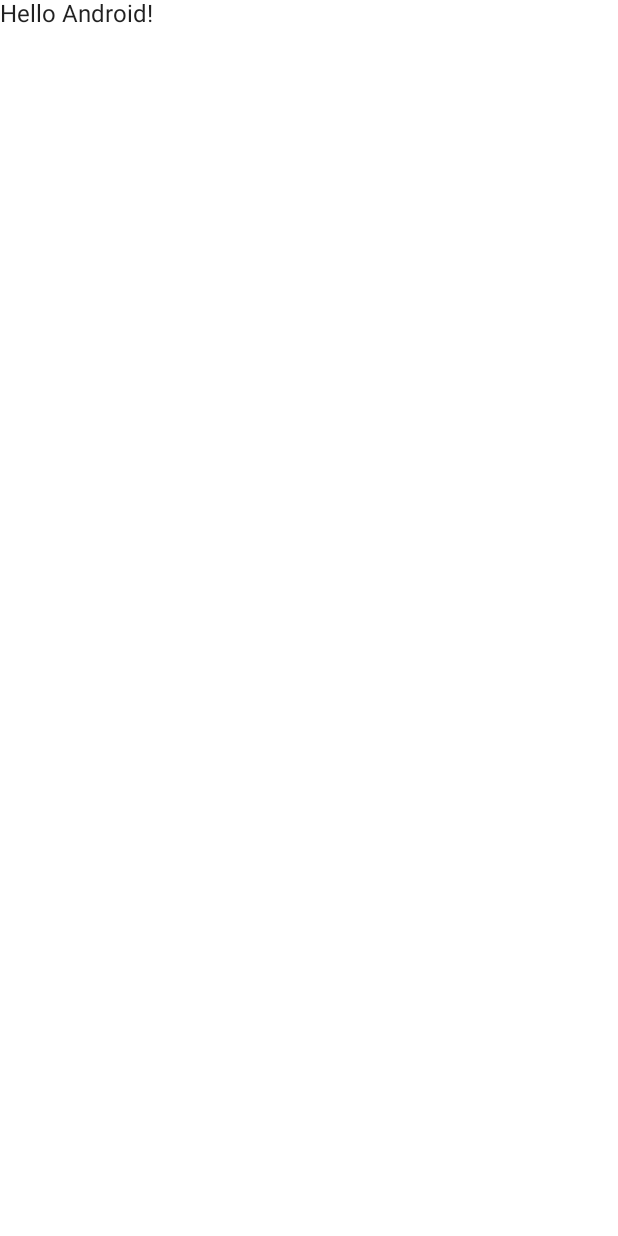
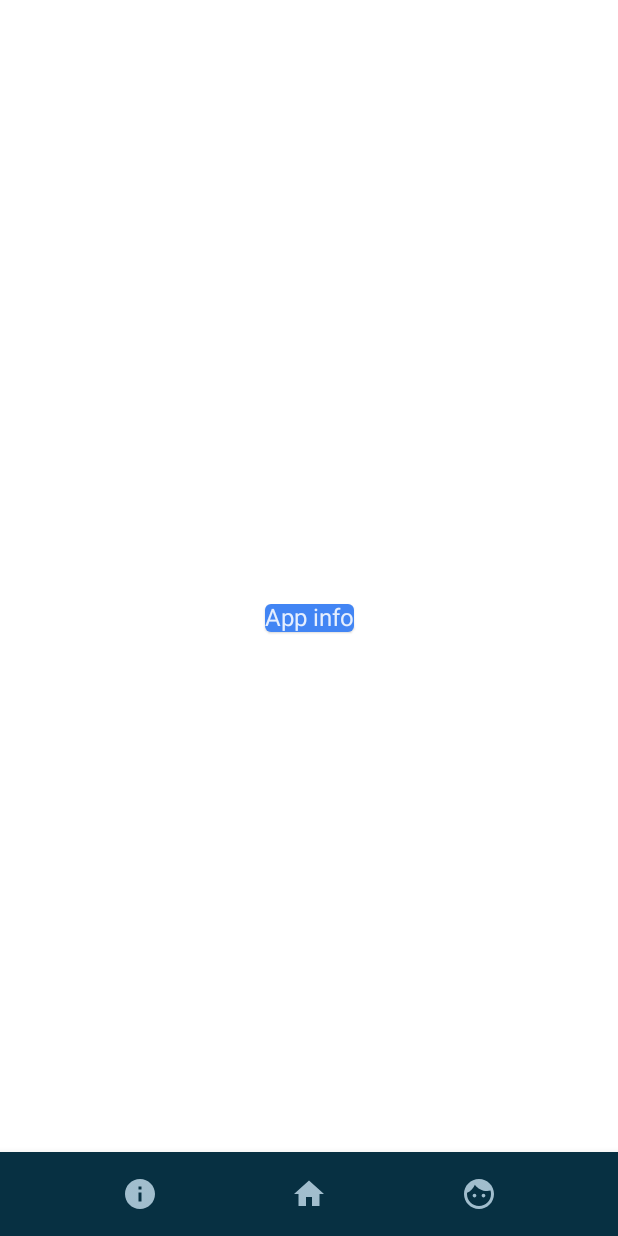
Before and after one commit to Ko4eBHuK/iot-laboratory-app, an Android app built with Jetpack Compose: the screen it shows after launch (MainActivity), on a phone screen of 412 x 824 dp. Before the commit the screen is almost empty. Run offline under Robolectric (Android 15) with nearby library versions, the phone set to English and light mode, and no system bars.

Commit message:
Just backup developing phase

```diff
--- a/app/build.gradle
+++ b/app/build.gradle
@@ -46,6 +46,9 @@ android {
 }
 
 dependencies {
+    def nav_version = "2.4.2"
+
+    implementation("androidx.navigation:navigation-compose:$nav_version")
 
     implementation 'androidx.core:core-ktx:1.7.0'
     implementation "androidx.compose.ui:ui:$compose_version"
--- a/app/src/main/java/okladnikov/bool/iot_laboratory_app/MainActivity.kt
+++ b/app/src/main/java/okladnikov/bool/iot_laboratory_app/MainActivity.kt
@@ -3,13 +3,13 @@ package okladnikov.bool.iot_laboratory_app
 import android.os.Bundle
 import androidx.activity.ComponentActivity
 import androidx.activity.compose.setContent
-import androidx.compose.foundation.layout.fillMaxSize
+import androidx.compose.foundation.layout.*
 import androidx.compose.material.MaterialTheme
 import androidx.compose.material.Surface
-import androidx.compose.material.Text
 import androidx.compose.runtime.Composable
 import androidx.compose.ui.Modifier
 import androidx.compose.ui.tooling.preview.Preview
+import okladnikov.bool.iot_laboratory_app.screens.StartScreen
 import okladnikov.bool.iot_laboratory_app.ui.theme.IotlaboratoryappTheme
 
 class MainActivity : ComponentActivity() {
@@ -17,27 +17,19 @@ class MainActivity : ComponentActivity() {
         super.onCreate(savedInstanceState)
         setContent {
             IotlaboratoryappTheme {
-                // A surface container using the 'background' color from the theme
-                Surface(
-                    modifier = Modifier.fillMaxSize(),
-                    color = MaterialTheme.colors.background
-                ) {
-                    Greeting("Android")
-                }
+                IotControlApp()
             }
         }
     }
 }
 
+@Preview
 @Composable
-fun Greeting(name: String) {
-    Text(text = "Hello $name!")
-}
-
-@Preview(showBackground = true)
-@Composable
-fun DefaultPreview() {
-    IotlaboratoryappTheme {
-        Greeting("Android")
+fun IotControlApp() {
+    Surface(
+        modifier = Modifier.fillMaxSize(),
+        color = MaterialTheme.colors.background
+    ) {
+        StartScreen()
     }
 }
--- /dev/null
+++ b/app/src/main/java/okladnikov/bool/iot_laboratory_app/screens/StartScreen.kt
@@ -0,0 +1,31 @@
+package okladnikov.bool.iot_laboratory_app.screens
+
+import androidx.compose.foundation.layout.*
+import androidx.compose.material.*
+import androidx.compose.runtime.Composable
+import androidx.compose.ui.Alignment
+import androidx.compose.ui.Modifier
+import androidx.compose.ui.tooling.preview.Preview
+import okladnikov.bool.iot_laboratory_app.ui.elements.DefaultBottomAppBar
+
+@Preview
+@Composable
+fun StartScreen() {
+    Scaffold(
+        bottomBar = {
+            DefaultBottomAppBar()
+        }
+    ) {
+        Column(
+            verticalArrangement = Arrangement.SpaceEvenly,
+            horizontalAlignment = Alignment.CenterHorizontally,
+            modifier = Modifier.fillMaxSize()
+        ) {
+
+
+            Card() {
+                Text(text = "App info")
+            }
+        }
+    }
+}
--- /dev/null
+++ b/app/src/main/java/okladnikov/bool/iot_laboratory_app/ui/elements/DefaultBottomAppBar.kt
@@ -0,0 +1,45 @@
+package okladnikov.bool.iot_laboratory_app.ui.elements
+
+import androidx.compose.foundation.layout.Arrangement
+import androidx.compose.foundation.layout.Row
+import androidx.compose.foundation.layout.fillMaxWidth
+import androidx.compose.material.BottomAppBar
+import androidx.compose.material.Icon
+import androidx.compose.material.IconButton
+import androidx.compose.material.icons.Icons
+import androidx.compose.material.icons.filled.Face
+import androidx.compose.material.icons.filled.Home
+import androidx.compose.material.icons.filled.Info
+import androidx.compose.runtime.Composable
+import androidx.compose.ui.Modifier
+
+@Composable
+fun DefaultBottomAppBar() {
+    BottomAppBar() {
+        Row(
+            modifier = Modifier.fillMaxWidth(),
+            horizontalArrangement = Arrangement.SpaceEvenly
+        ) {
+            IconButton(onClick = { /*TODO*/ }) {
+                Icon(
+                    imageVector = Icons.Filled.Info,
+                    contentDescription = "About App"
+                )
+            }
+
+            IconButton(onClick = { /*TODO*/ }) {
+                Icon(
+                    imageVector = Icons.Filled.Home,
+                    contentDescription = "Home management"
+                )
+            }
+
+            IconButton(onClick = { /*TODO*/ }) {
+                Icon(
+                    imageVector = Icons.Filled.Face,
+                    contentDescription = "Account management"
+                )
+            }
+        }
+    }
+}
--- /dev/null
+++ b/app/src/main/java/okladnikov/bool/iot_laboratory_app/ui/elements/DefaultButton.kt
@@ -0,0 +1,24 @@
+package okladnikov.bool.iot_laboratory_app.ui.elements
+
+import androidx.compose.foundation.layout.RowScope
+import androidx.compose.foundation.layout.fillMaxSize
+import androidx.compose.material.Button
+import androidx.compose.material.ButtonDefaults
+import androidx.compose.material.Text
+import androidx.compose.runtime.Composable
+import androidx.compose.ui.Modifier
+
+import okladnikov.bool.iot_laboratory_app.ui.theme.*
+
+@Composable
+fun DefaultButton(
+    onClick: () -> Unit,
+    text: String
+) {
+    Button(
+        onClick = onClick,
+        colors = ButtonDefaults.buttonColors(backgroundColor = Blue, contentColor = LightBlue)
+    ) {
+        Text(text)
+    }
+}
--- /dev/null
+++ b/app/src/main/java/okladnikov/bool/iot_laboratory_app/ui/elements/Title.kt
@@ -0,0 +1,8 @@
+package okladnikov.bool.iot_laboratory_app.ui.elements
+
+import androidx.compose.runtime.Composable
+
+@Composable
+fun Title() {
+
+}
--- a/app/src/main/java/okladnikov/bool/iot_laboratory_app/ui/theme/Color.kt
+++ b/app/src/main/java/okladnikov/bool/iot_laboratory_app/ui/theme/Color.kt
@@ -6,3 +6,7 @@ val Purple200 = Color(0xFFBB86FC)
 val Purple500 = Color(0xFF6200EE)
 val Purple700 = Color(0xFF3700B3)
 val Teal200 = Color(0xFF03DAC5)
+val Navy = Color(0xFF073042)
+val Blue = Color(0xFF4285F4)
+val LightBlue = Color(0xFFD7EFFE)
+val Chartreuse = Color(0xFFEFF7CF)
--- a/app/src/main/java/okladnikov/bool/iot_laboratory_app/ui/theme/Shape.kt
+++ b/app/src/main/java/okladnikov/bool/iot_laboratory_app/ui/theme/Shape.kt
@@ -5,7 +5,7 @@ import androidx.compose.material.Shapes
 import androidx.compose.ui.unit.dp
 
 val Shapes = Shapes(
-    small = RoundedCornerShape(4.dp),
+    small = RoundedCornerShape(10.dp),
     medium = RoundedCornerShape(4.dp),
     large = RoundedCornerShape(0.dp)
 )
--- a/app/src/main/java/okladnikov/bool/iot_laboratory_app/ui/theme/Theme.kt
+++ b/app/src/main/java/okladnikov/bool/iot_laboratory_app/ui/theme/Theme.kt
@@ -5,26 +5,20 @@ import androidx.compose.material.MaterialTheme
 import androidx.compose.material.darkColors
 import androidx.compose.material.lightColors
 import androidx.compose.runtime.Composable
+import androidx.compose.ui.graphics.Color
 
 private val DarkColorPalette = darkColors(
-    primary = Purple200,
-    primaryVariant = Purple700,
-    secondary = Teal200
+    surface = Blue,
+    onSurface = Navy,
+    primary = Navy,
+    onPrimary = Chartreuse
 )
 
 private val LightColorPalette = lightColors(
-    primary = Purple500,
-    primaryVariant = Purple700,
-    secondary = Teal200
-
-    /* Other default colors to override
-    background = Color.White,
-    surface = Color.White,
-    onPrimary = Color.White,
-    onSecondary = Color.Black,
-    onBackground = Color.Black,
-    onSurface = Color.Black,
-    */
+    primary = Navy,
+    surface = Blue,
+    onPrimary = LightBlue,
+    onSurface = Color.White
 )
 
 @Composable
@@ -42,6 +36,6 @@ fun IotlaboratoryappTheme(
         colors = colors,
         typography = Typography,
         shapes = Shapes,
-        content = content
+        content = content,
     )
 }
--- a/app/src/main/java/okladnikov/bool/iot_laboratory_app/ui/theme/Type.kt
+++ b/app/src/main/java/okladnikov/bool/iot_laboratory_app/ui/theme/Type.kt
@@ -12,13 +12,15 @@ val Typography = Typography(
         fontFamily = FontFamily.Default,
         fontWeight = FontWeight.Normal,
         fontSize = 16.sp
-    )
-    /* Other default text styles to override
+    ),
+
     button = TextStyle(
         fontFamily = FontFamily.Default,
-        fontWeight = FontWeight.W500,
-        fontSize = 14.sp
-    ),
+        fontWeight = FontWeight.ExtraBold,
+        fontSize = 16.sp
+    )
+
+    /* Other default text styles to override
     caption = TextStyle(
         fontFamily = FontFamily.Default,
         fontWeight = FontWeight.Normal,
--- a/app/src/main/res/values/strings.xml
+++ b/app/src/main/res/values/strings.xml
@@ -1,3 +1,4 @@
 <resources>
     <string name="app_name">IoT control</string>
+    <string name="start_screen_text">Start screen text</string>
 </resources>
--- a/app/src/main/res/values/themes.xml
+++ b/app/src/main/res/values/themes.xml
@@ -2,6 +2,6 @@
 <resources>
 
     <style name="Theme.Iotlaboratoryapp" parent="android:Theme.Material.Light.NoActionBar">
-        <item name="android:statusBarColor">@color/purple_700</item>
+
     </style>
 </resources>
```
